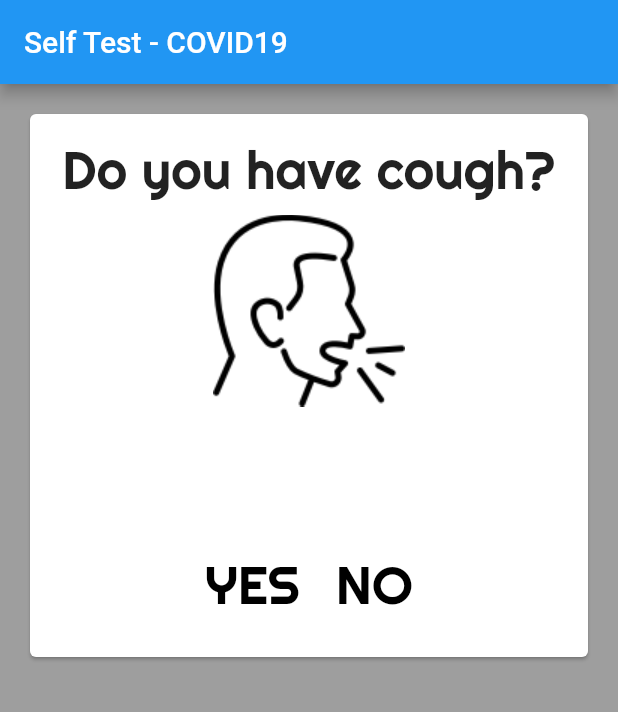
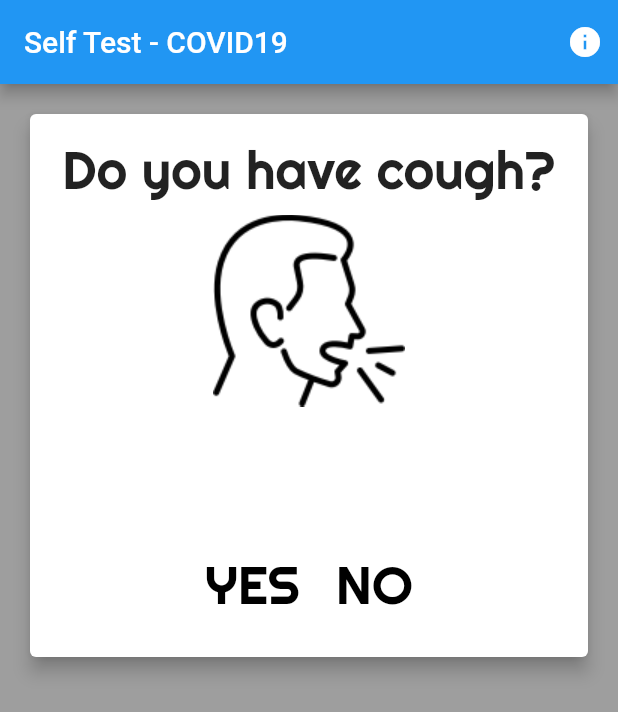
Before and after one commit to patelprashant/self_check_covid19, a Flutter app: the screen it shows after launch, on a phone screen of 412 x 824 dp. Shown: the top 712 px of the screen. Run offline on Flutter 3.47's test engine with Material 2 defaults, Android fonts, the light colour scheme and no system bars; our stand-ins replace google_fonts.

Commit message:
Added Information icon and dialog

```diff
--- a/lib/main.dart
+++ b/lib/main.dart
@@ -1,5 +1,6 @@
 import 'package:flutter/material.dart';
 import 'package:flutter/rendering.dart';
+import 'package:selfcheckcovid19/widgets/info_dialog.dart';
 
 import 'common/constants.dart';
 import 'question_page.dart';
@@ -10,11 +11,12 @@ class MyApp extends StatelessWidget {
   @override
   Widget build(BuildContext context) {
     return MaterialApp(
-      title: 'Flutter Demo',
+      title: APP_TITLE,
       theme: ThemeData(
         primarySwatch: Colors.blue,
       ),
       home: MyHomePage(title: APP_TITLE),
+      debugShowCheckedModeBanner: false,
     );
   }
 }
@@ -35,6 +37,24 @@ class _MyHomePageState extends State<MyHomePage> {
       backgroundColor: Colors.grey.shade500,
       appBar: AppBar(
         title: Text(widget.title),
+        actions: <Widget>[
+          Padding(
+            padding: EdgeInsets.only(right: 10.0),
+            child: GestureDetector(
+              child: Icon(
+                Icons.info,
+                size: 24.0,
+              ),
+              onTap: () {
+                showDialog(
+                    context: context,
+                    builder: (BuildContext context) {
+                      return InfoDialog();
+                    });
+              },
+            ),
+          ),
+        ],
       ),
       body: SafeArea(
         child: Padding(
--- a/lib/widgets/question_card.dart
+++ b/lib/widgets/question_card.dart
@@ -14,6 +14,7 @@ class QuestionCard extends StatelessWidget {
     return SizedBox(
       height: 370.0,
       child: Card(
+        elevation: 5.0,
         color: Colors.white,
         child: Padding(
           padding: const EdgeInsets.all(16.0),
```
Also changed, not shown: lib/widgets/info_dialog.dart (added, +31 -0 lines).
